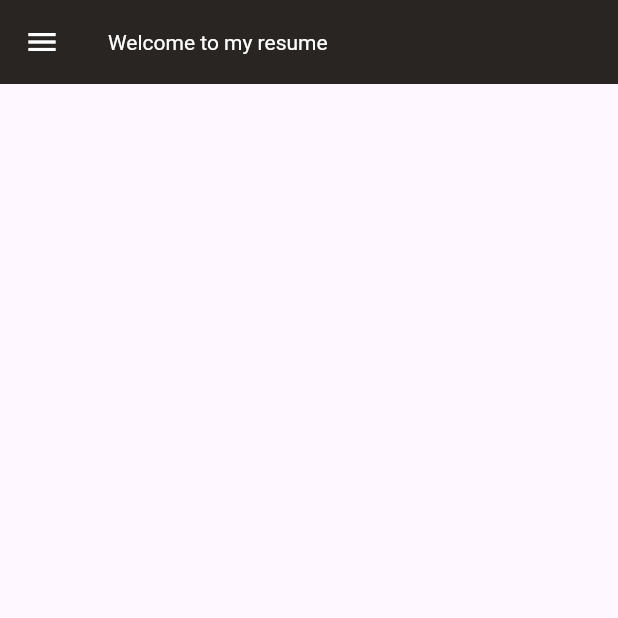
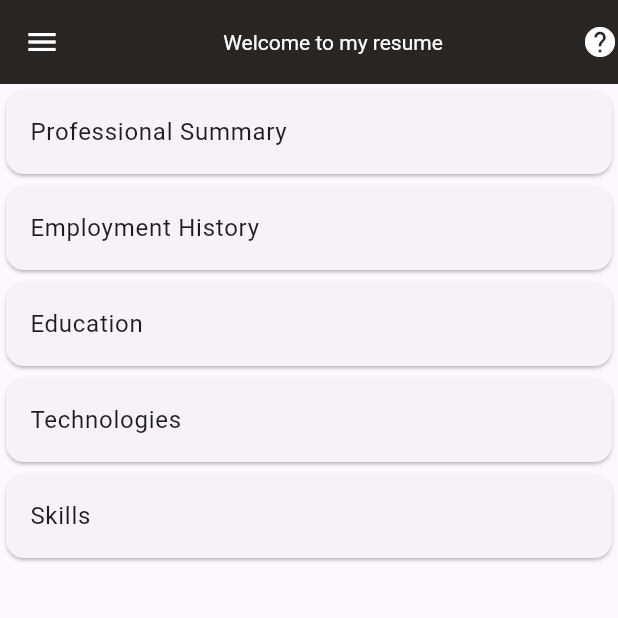
Before and after one commit to darksoul96/myresume_flutter, a Flutter app: the screen it shows after launch, on a phone screen of 412 x 824 dp, the top half of it. Run offline on Flutter 3.47's test engine with Material 3 defaults, Android fonts, the phone set to English and light mode, and no system bars.

Commit message:
Main menu with json data

```diff
--- /dev/null
+++ b/myresume/assets/data.json
@@ -0,0 +1,41 @@
+[
+    {
+      "title": "Professional Summary",
+      "description": "I am a software developer with 2 years of experience in a remote work environment. I have been programming since high school and am currently completing my final year of Informatics Engineering (Computer Science). In terms of my skills, I have worked with technologies such as Spring in combination with Thymeleaf, Hibernate, and Angular. Additionally, I have experience in utilizing Datatables with Javascript."
+    },
+    {
+      "title": "Employment History",
+      "jobs": [
+        {
+          "job_title": "Fullstack Developer | Anden Solutions | Remote",
+          "year": "2022-2024",
+          "description": "In my most recent role, I undertook a significant project involving a complete UI overhaul of the MyCareReports application, which is owned by the Cancer Support Community. I implemented various changes in user authentication, report generation, and addressed bugs, all while prioritizing the preservation of sensitive user data."
+        },
+
+        {
+          "job_title": "Engineering Tutor | Self Employed | Mar del Plata",
+          "year": "2015-2017",
+          "description": ""
+        }
+      ]
+    },
+    {
+      "title": "Education",
+      "year": "",
+      "description": "Informatics Engineering | Universidad Nacional de Mar del Plata | Mar del Plata"
+    },
+
+    {
+      "title": "Technologies",
+      "tech": [
+        "Spring Boot", "Flutter", "Bootstrap", "Thymeleaf", "Hibernate", "Angular", "MySQL", "HTML, Javascript, CSS"
+      ]
+    },
+
+    {
+      "title": "Skills",
+      "list": [
+        "Fast Learner", "Critical thinking and problem solving", "Adaptability", "Ability to work in a team", "Effective Time Managment"
+      ]
+    }
+  ]
--- a/myresume/lib/main.dart
+++ b/myresume/lib/main.dart
@@ -1,6 +1,9 @@
 
 
 import 'package:flutter/material.dart';
+import 'dart:convert'; // Import this to use json.decode
+import 'package:flutter/services.dart'; // Import this to access rootBundle
+import 'package:url_launcher/url_launcher.dart';
 
 
 void main() {
@@ -14,18 +17,137 @@ class MyWidget extends StatefulWidget {
   State<MyWidget> createState() => _MyWidgetState();
 }
 
+
+
 class _MyWidgetState extends State<MyWidget> {
+
+  List<dynamic> _jsonData = [];
+
+  @override
+  void initState() {
+    super.initState();
+    _readJsonData();
+  }
+
+  Future<void> _readJsonData() async {
+    try {
+      String jsonString = await rootBundle.loadString('assets/data.json');
+      List<dynamic> jsonData = json.decode(jsonString);
+      setState(() {
+        _jsonData = jsonData;
+      });
+    } catch (e) {
+      print("Error reading JSON file: $e");
+    }
+  }
+
   @override
   Widget build(BuildContext context) {
     return MaterialApp(
       home: Scaffold(
-
         appBar: AppBar(
           backgroundColor: const Color.fromARGB(255, 40, 37, 34),
           iconTheme: const IconThemeData(color: Colors.white),
-          title: const Text('Welcome to my resume'),
+          title: const Center(child: Text('Welcome to my resume')),
           titleTextStyle: const TextStyle(color: Colors.white),
+          actions: const [
+            Icon(Icons.help)
+          ],
         ),
+
+        // body: ListView.builder(
+        //   itemCount: _jsonData.length,
+        //   itemBuilder: (context, index) {
+        //     return ListTile(
+        //       title: Text(_jsonData[index]['title']),
+        //       subtitle: Text(_jsonData[index]['description']),
+        //     );
+        //   },
+        // ),
+
+      body: ListView(
+        children: [
+          SingleChildScrollView(
+            child: ListBody(
+              children: [
+                SizedBox(
+                  child: Column(
+                    children: [
+                      Card(
+                        child:  ListTile(
+                          title: _jsonData.isNotEmpty ? Text(_jsonData[0]['title']) : const Text('Loading...'),
+                          //subtitle: _jsonData.isNotEmpty ? Text(_jsonData[0]['description']) : const Text('Loading...'),
+                        )
+                      ),
+
+                    ],
+                  )
+                ),
+
+                SizedBox(
+                  child: Column(
+                    children: [
+                      Card(
+                        child:  ListTile(
+                          title: _jsonData.isNotEmpty ? Text(_jsonData[1]['title']) : const Text('Loading...'),
+                          //subtitle: _jsonData.isNotEmpty ? Text(_jsonData[0]['description']) : const Text('Loading...'),
+                        )
+                      ),
+
+                    ],
+                  )
+                ),
+
+                SizedBox(
+                  child: Column(
+                    children: [
+                      Card(
+                        child:  ListTile(
+                          title: _jsonData.isNotEmpty ? Text(_jsonData[2]['title']) : const Text('Loading...'),
+                          //subtitle: _jsonData.isNotEmpty ? Text(_jsonData[0]['description']) : const Text('Loading...'),
+                        )
+                      ),
+
+                    ],
+                  )
+                ),
+
+                SizedBox(
+                  child: Column(
+                    children: [
+                      Card(
+                        child:  ListTile(
+                          title: _jsonData.isNotEmpty ? Text(_jsonData[3]['title']) : const Text('Loading...'),
+                          //subtitle: _jsonData.isNotEmpty ? Text(_jsonData[0]['description']) : const Text('Loading...'),
+                        )
+                      ),
+
+                    ],
+                  )
+                ),
+
+                SizedBox(
+                  child: Column(
+                    children: [
+                      Card(
+                        child:  ListTile(
+                          title: _jsonData.isNotEmpty ? Text(_jsonData[4]['title']) : const Text('Loading...'),
+                          //subtitle: _jsonData.isNotEmpty ? Text(_jsonData[0]['description']) : const Text('Loading...'),
+                        )
+                      ),
+
+                    ],
+                  )
+                )
+
+
+              ],
+            ),
+          ),
+        ]
+
+      ),
+
         drawer: Drawer(
           backgroundColor: const Color.fromARGB(255, 40, 37, 34),
           child: ListView(
@@ -127,13 +249,41 @@ class _MyWidgetState extends State<MyWidget> {
                               child: Padding(
                                 padding: EdgeInsets.only(left: 10,),
                                 child: Icon(
-                                  Icons.location_city,
+                                  Icons.location_pin,
                                   color: Colors.white,
                                   size: 16,
                                 ),
                               ),
                             )
                           ]
+                        ),
+                      ),
+                    ),
+
+                    Padding(
+                      padding: const EdgeInsets.only(top: 15,),
+                      child: GestureDetector(
+                        onTap: () {
+                          _launchURL();
+                        },
+                        child: RichText(
+                          text: const TextSpan(
+                            children: [
+                              TextSpan(
+                                text: 'Github',
+                              ),
+                              WidgetSpan(
+                                child: Padding(
+                                  padding: EdgeInsets.only(left: 10,),
+                                  child: Icon(
+                                    Icons.code,
+                                    color: Colors.white,
+                                    size: 16,
+                                  ),
+                                ),
+                              )
+                            ]
+                          ),
                         ),
                       ),
                     ),
@@ -148,4 +298,11 @@ class _MyWidgetState extends State<MyWidget> {
       ),
     );
   }
+
+  _launchURL() async {
+   final Uri url = Uri.parse('https://github.com/darksoul96');
+   if (!await launchUrl(url)) {
+        throw Exception('Could not launch $url');
+    }
 }
+}
--- a/myresume/pubspec.yaml
+++ b/myresume/pubspec.yaml
@@ -30,7 +30,8 @@ environment:
 dependencies:
   flutter:
     sdk: flutter
-
+  path_provider: ^2.0.2
+  url_launcher: ^6.1.11
 
   # The following adds the Cupertino Icons font to your application.
   # Use with the CupertinoIcons class for iOS style icons.
@@ -64,6 +65,7 @@ flutter:
   #   - images/a_dot_ham.jpeg
   assets:
       - assets/images/profile.jpg
+      - assets/data.json
   # An image asset can refer to one or more resolution-specific "variants", see
   # https://flutter.dev/assets-and-images/#resolution-aware
 
```
Also changed, not shown: myresume/pubspec.lock, 5 other files.
